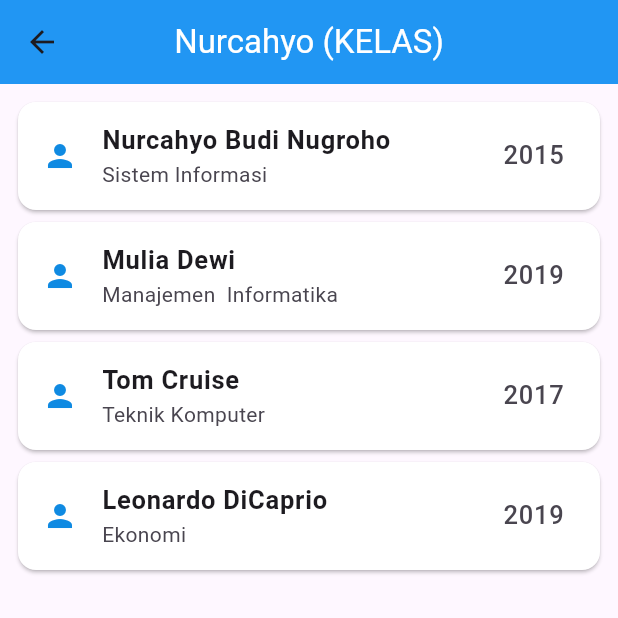
After one commit to Seok-Kyungmin/Travel-app, a Flutter app: the FreindPage screen opened directly, on a phone screen of 412 x 824 dp, the top half of it. The commit adds this screen. Run offline on Flutter 3.47's test engine with Material 2 defaults, Android fonts, the phone set to English and light mode, and no system bars; our stand-ins replace cloud_firestore, contacts_service, firebase_auth, firebase_core, firebase_database, flutter_hooks and 8 more; missing offline and left inert: flutter_naver_login, kakao_flutter_sdk, kakaomap_webview; accounts and stored records are empty.

Commit message:
Feature : 새로운 기능 추가
1. card형 user info List 반환

```diff
--- /dev/null
+++ b/lib/screens/freind_screen.dart
@@ -0,0 +1,88 @@
+import 'package:flutter/material.dart';
+import 'package:hooks_riverpod/hooks_riverpod.dart';
+
+void ex2() {
+  for (int i = 1; i < 7; i++) {
+    var stars = '';
+    for (int j = 0; j < i; j++) {
+      stars += '★';
+    }
+    for (int j = 6; j > i; j--) {
+      stars += '☆';
+    }
+    print(stars);
+  }
+  for (int i = 1; i < 6; i++) {
+    var stars = '';
+    for (int j = 6; j > i; j--) {
+      stars += '★';
+    }
+    for (int j = 0; j < i; j++) {
+      stars += '☆';
+    }
+    print(stars);
+  }
+}
+
+void ex1() {
+  for (int i = 1; i < 50; i++) {
+    print(i);
+  }
+}
+
+List<Map> userInfoList = [
+  {'name': 'Nurcahyo Budi Nugroho', 'info': 'Sistem Informasi', 'date': '2015'},
+  {'name': 'Mulia Dewi', 'info': 'Manajemen  Informatika', 'date': '2019'},
+  {'name': 'Tom Cruise', 'info': 'Teknik Komputer', 'date': '2017'},
+  {'name': 'Leonardo DiCaprio', 'info': 'Ekonomi', 'date': '2019'}
+];
+
+void ex3() {
+  print(userInfoList.toString());
+}
+
+class FreindPage extends HookConsumerWidget {
+  TextEditingController _tController = TextEditingController();
+  ScrollController _sController = ScrollController();
+  @override
+  Widget build(BuildContext context, WidgetRef ref) {
+    return Scaffold(
+      appBar: AppBar(
+        backgroundColor: Colors.blue,
+        centerTitle: true,
+        title: Text(
+          'Nurcahyo (KELAS)',
+          style: TextStyle(color: Colors.white),
+          textAlign: TextAlign.center,
+        ),
+      ),
+      body: Column(
+        children: [
+          Expanded(
+              child: Padding(
+            padding: const EdgeInsets.all(8.0),
+            child: ListView.builder(
+              itemCount: userInfoList.length,
+              itemBuilder: (BuildContext context, int index){
+                return Card(
+                  color: Colors.white,
+                  child: ListTile(
+                    leading: Icon(Icons.person, color: Color.fromARGB(255, 15, 138, 226),),
+                    trailing: Text(userInfoList[index]['date'], style: TextStyle(fontSize: 17),),
+                    title: Text(userInfoList[index]['name'], style: TextStyle(fontSize: 17, fontWeight: FontWeight.bold),),
+                    subtitle: Text(userInfoList[index]['info']),
+                  ),
+                );
+              }
+            ),
+          ))
+          // TextButton(
+          //     onPressed: () {
+          //       ex3();
+          //     },
+          //     child: Text("TEXT BUTTON"))
+        ],
+      ),
+    );
+  }
+}
--- a/lib/screens/main_screen.dart
+++ b/lib/screens/main_screen.dart
@@ -3,6 +3,7 @@ import 'package:flutter/material.dart';
 import 'package:flutter_hooks/flutter_hooks.dart';
 import 'package:hooks_riverpod/hooks_riverpod.dart';
 import 'package:flutter/animation.dart';
+import 'package:internship/screens/freind_screen.dart';
 
 import '../widget/first.dart';
 import 'loading.dart';
@@ -20,6 +21,7 @@ class MainPageState extends HookConsumerWidget {
       HomePage,
       ChatPage(),
       LoadingPage(),
+      FreindPage(),
     ];
 
     ValueNotifier<int> _selectedIndex = useState(0);
@@ -108,7 +110,8 @@ class MainPageState extends HookConsumerWidget {
         items: const <BottomNavigationBarItem>[
           BottomNavigationBarItem(icon: Icon(Icons.home), label: 'home'),
           BottomNavigationBarItem(icon: Icon(Icons.chat), label: 'Chatting'),
-          BottomNavigationBarItem(icon: Icon(Icons.add_comment), label: 'weather'),
+          BottomNavigationBarItem(icon: Icon(Icons.cloud), label: 'weather'),
+          BottomNavigationBarItem(icon: Icon(Icons.add_comment), label: 'friend'),
         ],
         currentIndex: _selectedIndex.value,
         selectedItemColor: Colors.indigoAccent[800],
```
Also changed, not shown: assets/background2.jpg (added), 1 other file.
